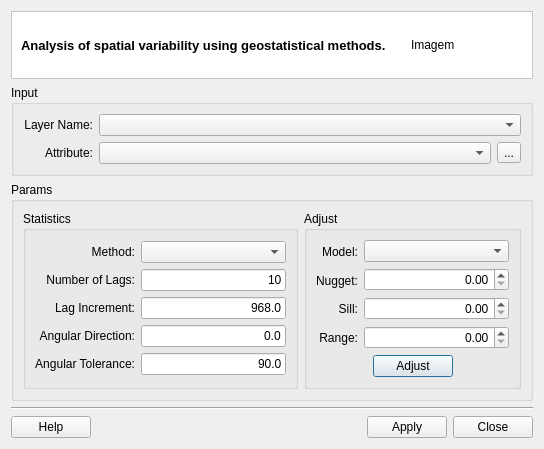
The window that src/terralib/sa/qt/ui/GeostatisticalMethodsDialogForm.ui (claudiobogossian/terralib5) describes before a commit, drawn with Qt 5.
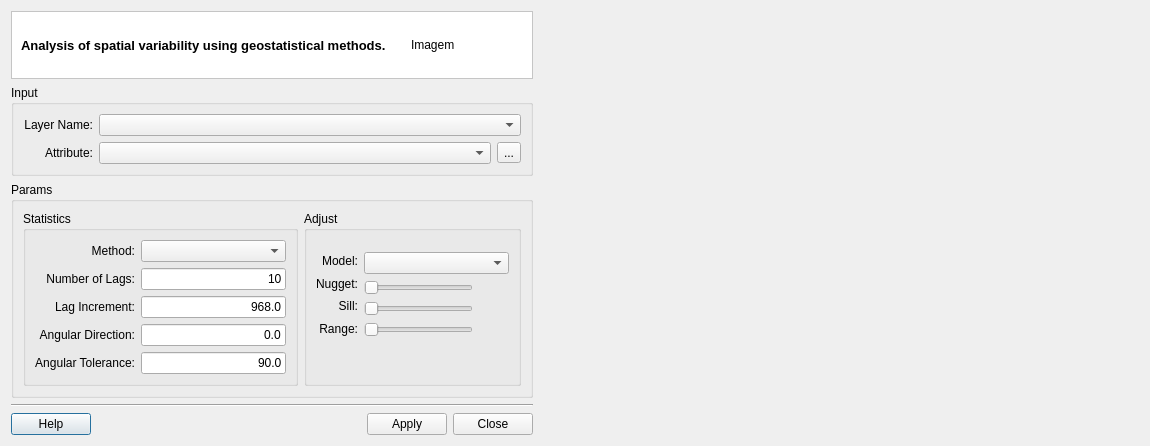
The same window after the commit. Custom widgets are drawn as their Qt base class.

Commit message: added chartdisplay in GeostatisticalMethodsDialog

Patch:
```diff
--- a/src/terralib/sa/qt/ui/GeostatisticalMethodsDialogForm.ui
+++ b/src/terralib/sa/qt/ui/GeostatisticalMethodsDialogForm.ui
@@ -6,19 +6,18 @@
    <rect>
     <x>0</x>
     <y>0</y>
-    <width>557</width>
-    <height>426</height>
+    <width>1146</width>
+    <height>430</height>
    </rect>
   </property>
   <property name="windowTitle">
    <string>Geostatistical Methods</string>
   </property>
-  <layout class="QGridLayout" name="gridLayout_18">
-   <property name="sizeConstraint">
-    <enum>QLayout::SetFixedSize</enum>
-   </property>
+  <layout class="QGridLayout" name="gridLayout_24">
    <item row="0" column="0">
-    <layout class="QGridLayout" name="gridLayout_17">
+    <layout class="QGridLayout" name="gridLayout_23">
+     <item row="0" column="0">
+      <layout class="QGridLayout" name="gridLayout_22">
      <item row="0" column="0">
       <widget class="QFrame" name="frame">
        <property name="styleSheet">
@@ -152,10 +151,10 @@
        <property name="flat">
         <bool>true</bool>
        </property>
+         <layout class="QGridLayout" name="gridLayout_21">
+          <item row="0" column="0">
        <layout class="QGridLayout" name="gridLayout_20">
         <item row="0" column="0">
-         <layout class="QGridLayout" name="gridLayout_19">
-          <item row="0" column="0">
            <widget class="QGroupBox" name="groupBox_3">
             <property name="title">
              <string>Statistics</string>
@@ -287,11 +286,11 @@
             <property name="flat">
              <bool>true</bool>
             </property>
-            <layout class="QGridLayout" name="gridLayout_16">
+              <layout class="QGridLayout" name="gridLayout_19">
              <item row="0" column="0">
-              <layout class="QGridLayout" name="gridLayout_15">
+                <layout class="QGridLayout" name="gridLayout_18">
                <item row="0" column="0">
-                <layout class="QGridLayout" name="gridLayout_13">
+                  <layout class="QGridLayout" name="gridLayout_17">
                  <item row="0" column="0">
                   <layout class="QGridLayout" name="gridLayout_11">
                    <item row="0" column="0">
@@ -337,7 +336,7 @@
                   </layout>
                  </item>
                  <item row="0" column="1">
-                  <layout class="QGridLayout" name="gridLayout_12">
+                    <layout class="QGridLayout" name="gridLayout_16">
                    <item row="0" column="0">
                     <widget class="QComboBox" name="m_modelComboBox">
                      <property name="minimumSize">
@@ -349,68 +348,98 @@
                     </widget>
                    </item>
                    <item row="1" column="0">
-                    <widget class="QDoubleSpinBox" name="m_nuggetDoubleSpinBox">
-                     <property name="alignment">
-                      <set>Qt::AlignRight|Qt::AlignTrailing|Qt::AlignVCenter</set>
-                     </property>
-                    </widget>
+                      <layout class="QGridLayout" name="gridLayout_12">
+                       <item row="0" column="0">
+                        <widget class="QSlider" name="m_nuggetHorizontalSlider">
+                         <property name="orientation">
+                          <enum>Qt::Horizontal</enum>
+                         </property>
+                        </widget>
+                       </item>
+                       <item row="0" column="1">
+                        <widget class="QLabel" name="m_nuggetLabel">
+                         <property name="minimumSize">
+                          <size>
+                           <width>30</width>
+                           <height>0</height>
+                          </size>
+                         </property>
+                         <property name="text">
+                          <string/>
+                         </property>
+                        </widget>
+                       </item>
+                      </layout>
                    </item>
                    <item row="2" column="0">
-                    <widget class="QDoubleSpinBox" name="m_sillDoubleSpinBox">
-                     <property name="alignment">
-                      <set>Qt::AlignRight|Qt::AlignTrailing|Qt::AlignVCenter</set>
-                     </property>
-                    </widget>
+                      <layout class="QGridLayout" name="gridLayout_13">
+                       <item row="0" column="0">
+                        <widget class="QSlider" name="m_sillHorizontalSlider">
+                         <property name="orientation">
+                          <enum>Qt::Horizontal</enum>
+                         </property>
+                        </widget>
+                       </item>
+                       <item row="0" column="1">
+                        <widget class="QLabel" name="m_sillLabel">
+                         <property name="minimumSize">
+                          <size>
+                           <width>30</width>
+                           <height>0</height>
+                          </size>
+                         </property>
+                         <property name="text">
+                          <string/>
+                         </property>
+                        </widget>
+                       </item>
+                      </layout>
                    </item>
                    <item row="3" column="0">
-                    <widget class="QDoubleSpinBox" name="m_rangeDoubleSpinBox">
-                     <property name="alignment">
-                      <set>Qt::AlignRight|Qt::AlignTrailing|Qt::AlignVCenter</set>
-                     </property>
-                    </widget>
+                      <layout class="QGridLayout" name="gridLayout_15">
+                       <item row="0" column="0">
+                        <widget class="QSlider" name="m_rangeHorizontalSlider">
+                         <property name="orientation">
+                          <enum>Qt::Horizontal</enum>
+                         </property>
+                        </widget>
+                       </item>
+                       <item row="0" column="1">
+                        <widget class="QLabel" name="m_rangeLabel">
+                         <property name="minimumSize">
+                          <size>
+                           <width>30</width>
+                           <height>0</height>
+                          </size>
+                         </property>
+                         <property name="text">
+                          <string/>
+                         </property>
+                        </widget>
+                       </item>
+                      </layout>
+                     </item>
+                    </layout>
                    </item>
                   </layout>
                  </item>
                 </layout>
                </item>
                <item row="1" column="0">
-                <layout class="QGridLayout" name="gridLayout_14">
-                 <item row="0" column="0">
-                  <spacer name="horizontalSpacer_2">
+                <spacer name="verticalSpacer">
                    <property name="orientation">
-                    <enum>Qt::Horizontal</enum>
-                   </property>
-                   <property name="sizeHint" stdset="0">
-                    <size>
-                     <width>40</width>
-                     <height>20</height>
-                    </size>
-                   </property>
-                  </spacer>
-                 </item>
-                 <item row="0" column="1">
-                  <widget class="QPushButton" name="m_adjustPushButton">
-                   <property name="text">
-                    <string>Adjust</string>
-                   </property>
-                  </widget>
-                 </item>
-                 <item row="0" column="2">
-                  <spacer name="horizontalSpacer_3">
-                   <property name="orientation">
-                    <enum>Qt::Horizontal</enum>
-                   </property>
+                  <enum>Qt::Vertical</enum>
+                 </property>
+                 <property name="sizeType">
+                  <enum>QSizePolicy::Preferred</enum>
+                 </property>
                    <property name="sizeHint" stdset="0">
                     <size>
-                     <width>40</width>
-                     <height>20</height>
+                   <width>20</width>
+                   <height>25</height>
                     </size>
                    </property>
                   </spacer>
-                 </item>
-                </layout>
-               </item>
-              </layout>
              </item>
             </layout>
            </widget>
@@ -467,6 +496,24 @@
      </item>
     </layout>
    </item>
+     <item row="0" column="1">
+      <widget class="QWidget" name="m_chartWidget" native="true">
+       <property name="minimumSize">
+        <size>
+         <width>600</width>
+         <height>410</height>
+        </size>
+       </property>
+       <property name="maximumSize">
+        <size>
+         <width>600</width>
+         <height>410</height>
+        </size>
+       </property>
+      </widget>
+     </item>
+    </layout>
+   </item>
   </layout>
  </widget>
  <customwidgets>
```
Left out of the diff: 56 changed lines with no effect on the pictures. Lines whose indentation alone changed are shown as unchanged. The commit also changes 9 other files.
